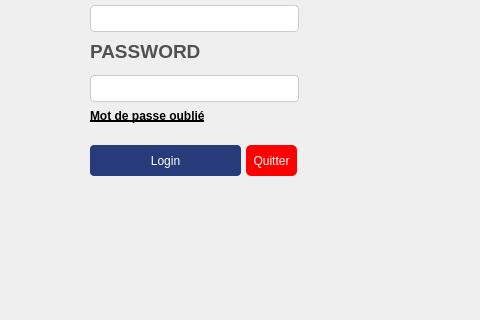
The window that mainwindow.ui (MEHDIHRAIRI/QT_CPP) describes before a commit, drawn with Qt 5; both pictures show x 740 to 1220 and y 135 to 455 of the 1220 by 656 pixel window.
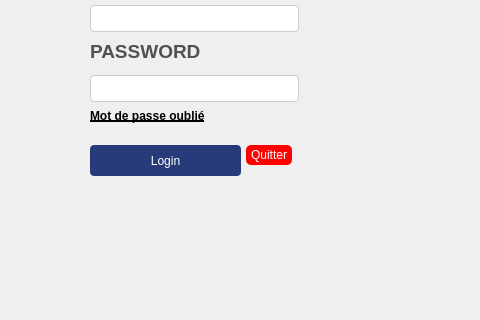
The same window after the commit.

What changed in the file:
```diff
--- a/mainwindow.ui
+++ b/mainwindow.ui
@@ -19,8 +19,8 @@
      <rect>
       <x>986</x>
       <y>280</y>
-      <width>51</width>
-      <height>31</height>
+      <width>46</width>
+      <height>20</height>
      </rect>
     </property>
     <property name="styleSheet">
```
